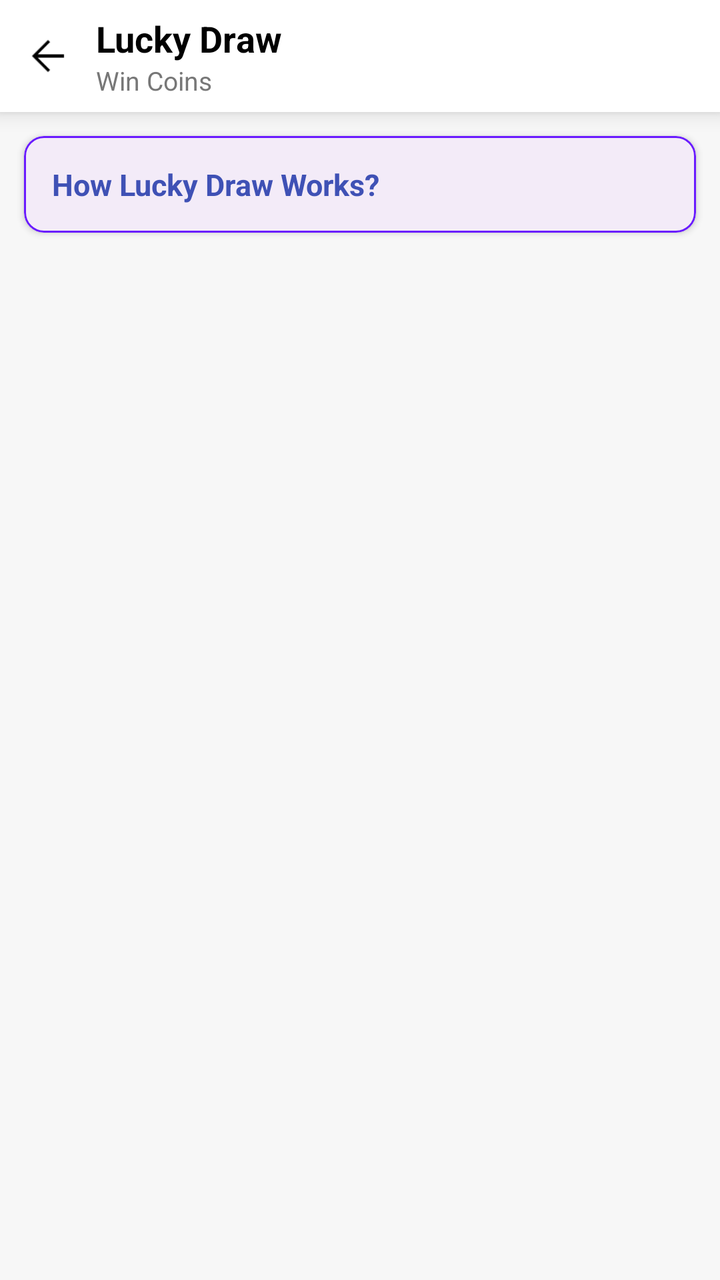
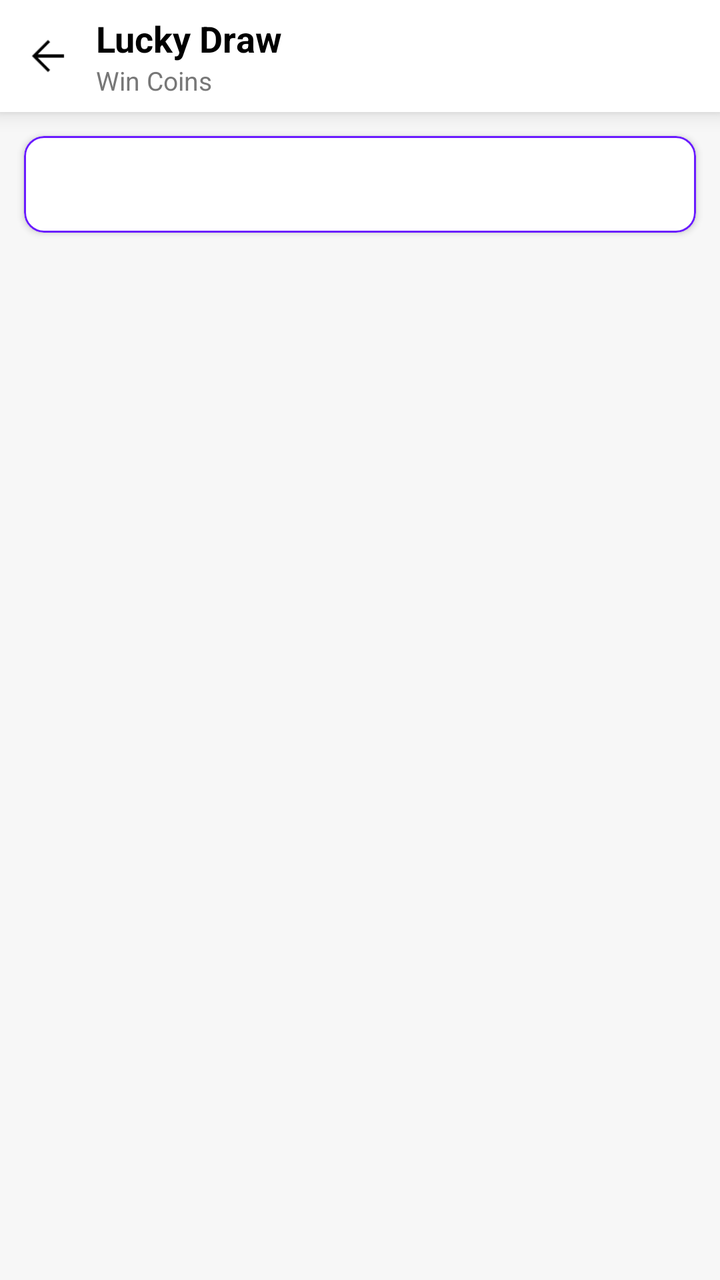

The first picture is an Android layout as it rendered before a commit; the second is the same layout after the commit. The layout source and the unified diff follow.
<!-- AndroidManifest.xml: application theme Theme.RGamer -->
<!-- res/layout/activity_lucky_draw.xml -->
<?xml version="1.0" encoding="utf-8"?>
<LinearLayout xmlns:android="http://schemas.android.com/apk/res/android"
    xmlns:app="http://schemas.android.com/apk/res-auto"
    android:layout_width="match_parent"
    android:layout_height="match_parent"
    android:orientation="vertical"
    android:background="#F7F7F7">

    
    <LinearLayout
        android:layout_width="match_parent"
        android:layout_height="56dp"
        android:background="@android:color/white"
        android:gravity="center_vertical"
        android:paddingHorizontal="12dp"
        android:elevation="6dp">

        <ImageView
            android:id="@+id/btnBack"
            android:layout_width="24dp"
            android:layout_height="24dp"
            android:src="@drawable/back_arrow" />

        <LinearLayout
            android:layout_width="wrap_content"
            android:layout_height="wrap_content"
            android:layout_marginStart="12dp"
            android:orientation="vertical">

            <TextView
                android:layout_width="wrap_content"
                android:layout_height="wrap_content"
                android:text="Lucky Draw"
                android:textSize="18sp"
                android:textStyle="bold"
                android:textColor="@color/black" />

            <TextView
                android:layout_width="wrap_content"
                android:layout_height="wrap_content"
                android:text="Win Coins"
                android:textSize="13sp"
                android:textColor="#777777" />
        </LinearLayout>
    </LinearLayout>

    
    <com.google.android.material.card.MaterialCardView
        android:layout_width="match_parent"
        android:layout_height="wrap_content"
        android:layout_margin="12dp"
        app:cardCornerRadius="10dp"
        app:cardElevation="2dp"
        android:background="@color/white"
        app:strokeColor="#6A1BFF"
        app:strokeWidth="1dp">

        <TextView
            android:layout_width="match_parent"
            android:layout_height="wrap_content"
            android:padding="14dp"
            android:text="How Lucky Draw Works?"
            android:textSize="15sp"
            android:textStyle="bold"
            android:textColor="#3F51B5" />
    </com.google.android.material.card.MaterialCardView>

    
    <androidx.recyclerview.widget.RecyclerView
        android:id="@+id/luckyDrawRecycler"
        android:layout_width="match_parent"
        android:layout_height="0dp"
        android:layout_weight="1"
        android:padding="8dp"
        android:scrollbars="vertical" />

</LinearLayout>
<!-- resources referenced by this layout -->
<resources>
  <color name="black">#FF000000</color>
  <color name="white">#FFFFFFFF</color>
  <!-- drawable back_arrow: png bitmap (drawable, 429 bytes) -->
  <style name="Theme.RGamer" parent="Base.Theme.RGamer" />
  <style name="Base.Theme.RGamer" parent="Theme.Material3.DayNight.NoActionBar">
          
          
      </style>
</resources>

<!-- the commit's change to res/layout/activity_lucky_draw.xml (unified diff, before → after) -->
@@ -51,6 +51,8 @@
         android:layout_margin="12dp"
         app:cardCornerRadius="10dp"
         app:cardElevation="2dp"
+        app:cardBackgroundColor="@color/white"
+        app:cardForegroundColor="@color/white"
         android:background="@color/white"
         app:strokeColor="#6A1BFF"
         app:strokeWidth="1dp">
